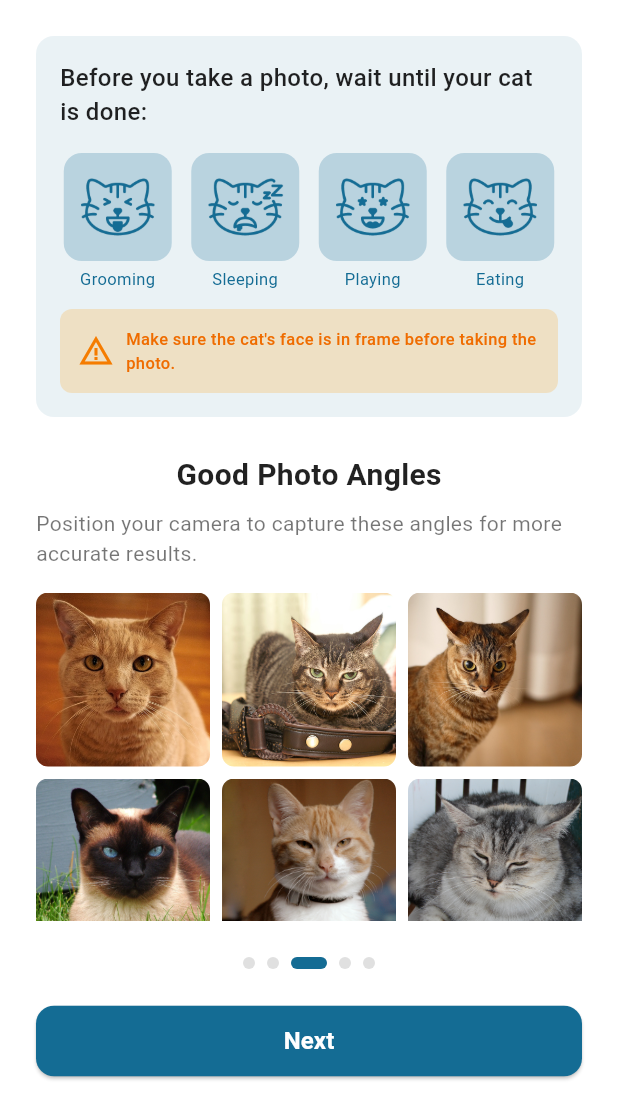
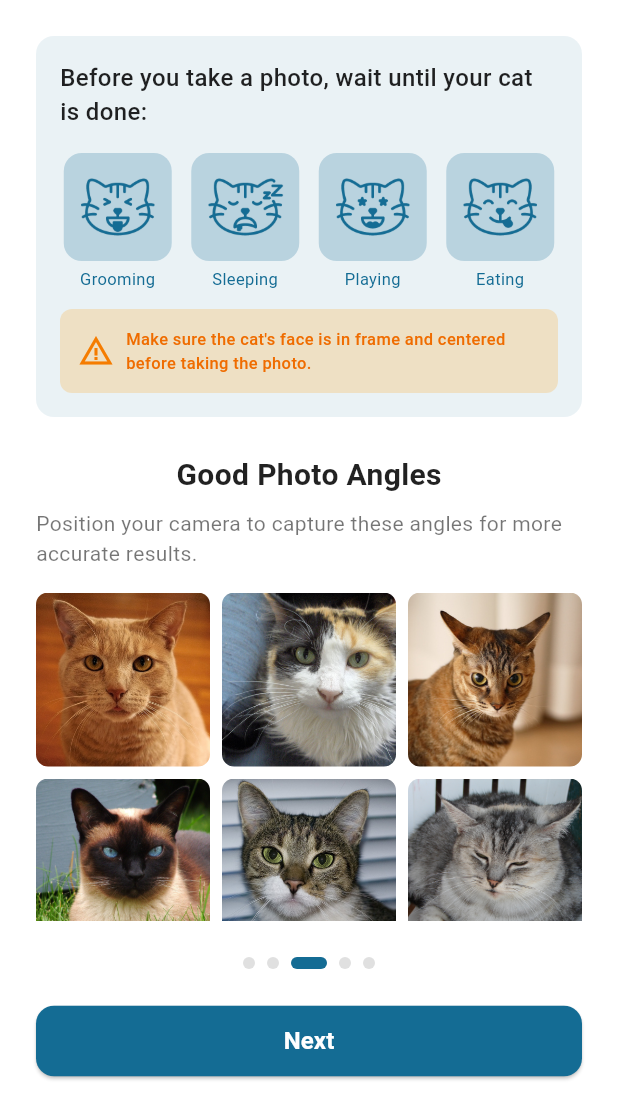
Before and after one commit to rmcaoile/KittyCheck, a Flutter app: the screen it shows after launch, swiped to page 3, on a phone screen of 412 x 824 dp, the part 123-1236 px from its top. Run offline on Flutter 3.47's test engine with Material 3 defaults, Android fonts, the phone set to English and light mode, and no system bars; our stand-ins replace camera, image_picker, permission_handler, shared_preferences, sqflite; missing offline and left inert: tflite_flutter; accounts and stored records are empty.

Commit message:
chore: update files

```diff
--- a/lib/home/guide_page.dart
+++ b/lib/home/guide_page.dart
@@ -69,7 +69,7 @@ class GuidePage extends StatelessWidget {
                         const SizedBox(width: 8),
                         Expanded(
                           child: Text(
-                            'Make sure the cat\'s face is in frame before taking the photo.',
+                            'Make sure the cat\'s face is in frame and centered before taking the photo.',
                             style: TextStyle(
                               fontSize: 11,
                               fontWeight: FontWeight.w500,
--- a/lib/home/onboarding_page.dart
+++ b/lib/home/onboarding_page.dart
@@ -384,7 +384,7 @@ class _PhotoGuidePage extends StatelessWidget {
                       const SizedBox(width: 8),
                       Expanded(
                         child: Text(
-                          'Make sure the cat\'s face is in frame before taking the photo.',
+                          'Make sure the cat\'s face is in frame and centered before taking the photo.',
                           style: TextStyle(
                             fontSize: 11,
                             fontWeight: FontWeight.w500,
```
Also changed, not shown: lib/about/about.dart (+23 -23 lines), assets/images/sample/2.png, assets/images/sample/3.png, assets/images/sample/5.png, assets/images/sample/7.png, assets/images/sample/8.png, assets/images/sample/9.png, 2 other files.
